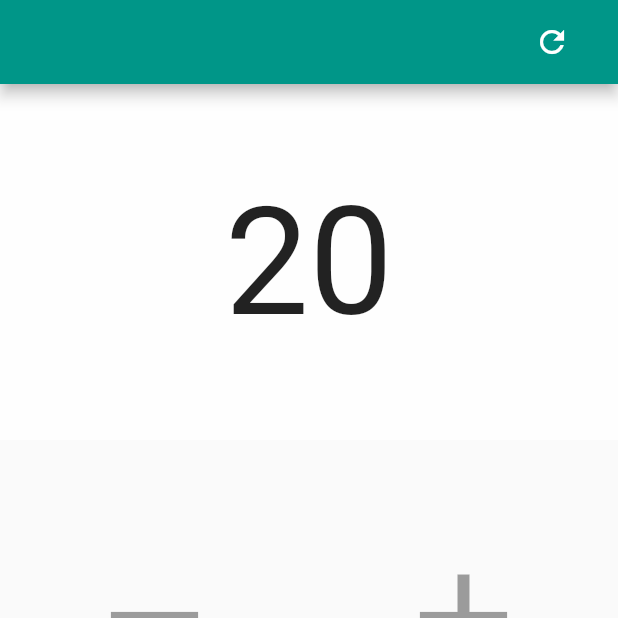
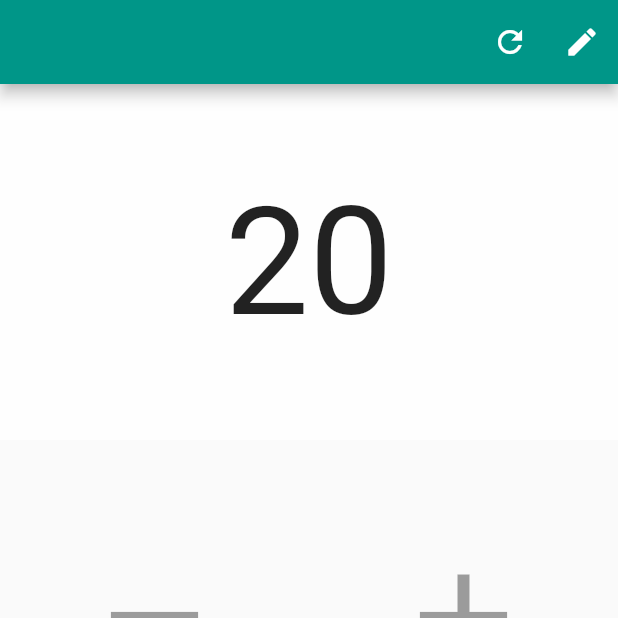
Before and after one commit to dmt5dh/magic_app_flutter, a Flutter app: the screen it shows after launch, on a phone screen of 412 x 824 dp, the top half of it. Run offline on Flutter 3.47's test engine with Material 2 defaults, Android fonts, the phone set to English and light mode, and no system bars; our stand-ins replace sprintf.

Commit message:
add edit score button in app bar

```diff
--- a/lib/pages/score.dart
+++ b/lib/pages/score.dart
@@ -95,17 +95,17 @@ class ScorePageState extends State<ScorePage> {
 
   @override
   Widget build(BuildContext context) {
-//    scoreTextFieldController.text = _score.toString();
 
     return Scaffold (
+      resizeToAvoidBottomPadding: false,
       appBar: AppBar(
         actions: <Widget>[
-          FlatButton(
-            onPressed: _resetScore,
-            child: IconButton(
-                icon: Icon(Icons.refresh, color: Colors.white,),
-                onPressed: null),
-          ),
+          IconButton(
+              icon: Icon(Icons.refresh, color: Colors.white,),
+              onPressed: _resetScore),
+          IconButton(
+              icon: Icon(Icons.edit, color: Colors.white,),
+              onPressed: _editScoreDialog),
         ],
       ),
         body: Container(
```
